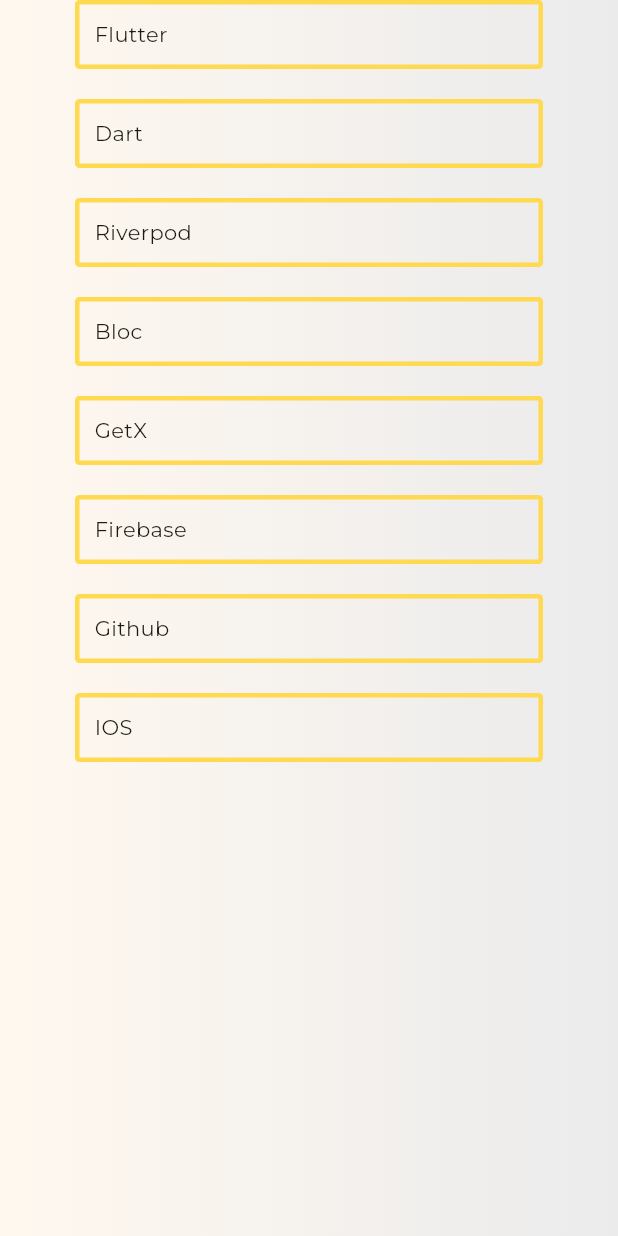
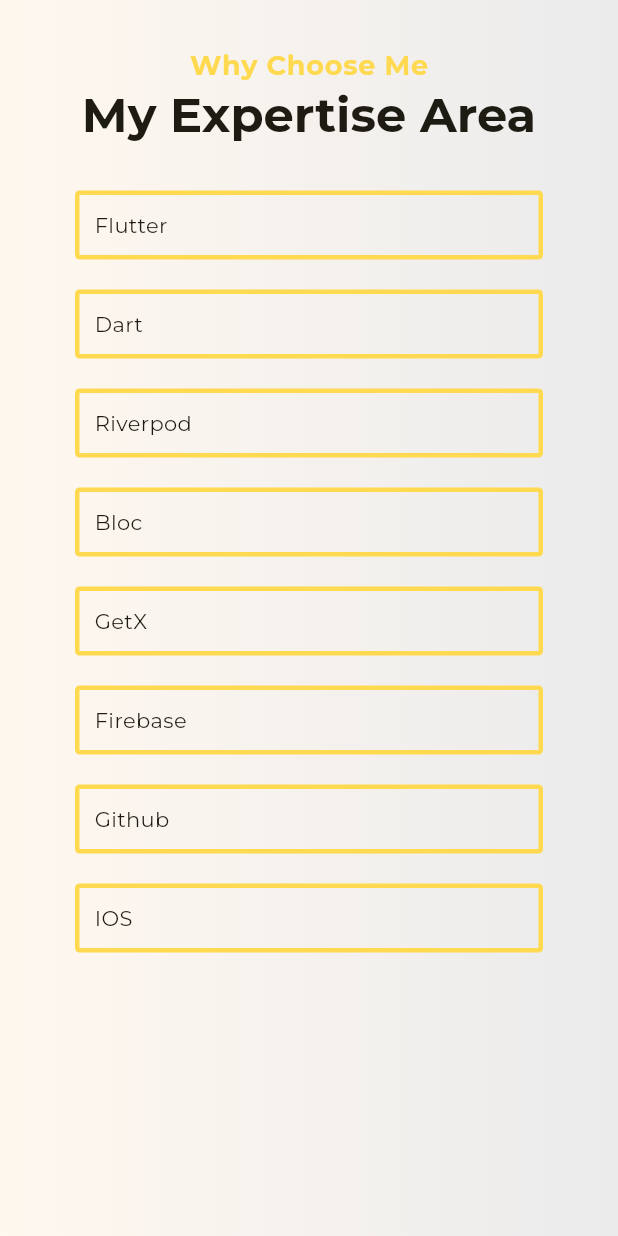
Before and after one commit to MostafaHamed-W/web_-portfolio, a Flutter app: the SkillsMobileView widget shown alone on an empty page, opened directly, on a phone screen of 412 x 824 dp. Run offline on Flutter 3.47's test engine with Material 3 defaults, Android fonts, the phone set to English and light mode, and no system bars; our stand-ins replace auto_size_text, flutter_svg, google_fonts, responsive_builder.

Commit message:
Add space after skills section

```diff
--- a/lib/views/skills/skills_desktop_view.dart
+++ b/lib/views/skills/skills_desktop_view.dart
@@ -45,6 +45,7 @@ class SkillsDesktopView extends StatelessWidget {
                       )
                   ],
                 ),
+              const SizedBox(height: 20),
             ],
           )
         ],
--- a/lib/views/skills/skills_mobile_view.dart
+++ b/lib/views/skills/skills_mobile_view.dart
@@ -1,4 +1,5 @@
-import 'package:flutter/cupertino.dart';
+import 'package:flutter/material.dart';
+import 'package:web_portfolio/utils/colors.dart';
 import 'package:web_portfolio/utils/constants.dart';
 import 'package:web_portfolio/utils/helper.dart';
 import 'package:web_portfolio/views/skills/widgets/outelined_skills_container.dart';
@@ -14,10 +15,24 @@ class SkillsMobileView extends StatelessWidget {
       decoration: getGraidentBackround(context),
       child: Column(
         children: [
+          const SizedBox(height: 30),
+          Text(
+            'Why Choose Me',
+            style: Theme.of(context)
+                .textTheme
+                .bodyLarge
+                ?.copyWith(fontWeight: FontWeight.bold, color: AppColors.kPrimaryColor, fontSize: 18),
+          ),
+          Text(
+            'My Expertise Area',
+            style: Theme.of(context).textTheme.headlineLarge?.copyWith(fontWeight: FontWeight.bold),
+          ),
+          const SizedBox(height: 30),
           for (var index = 0; index < kSkillsNames.length; index++) ...[
             OutelinedSkillsContainer(index: index, rowIndex: 0, isMobile: true),
             const SizedBox(height: 20),
-          ]
+          ],
+          const SizedBox(height: 20),
         ],
       ),
     );
```
